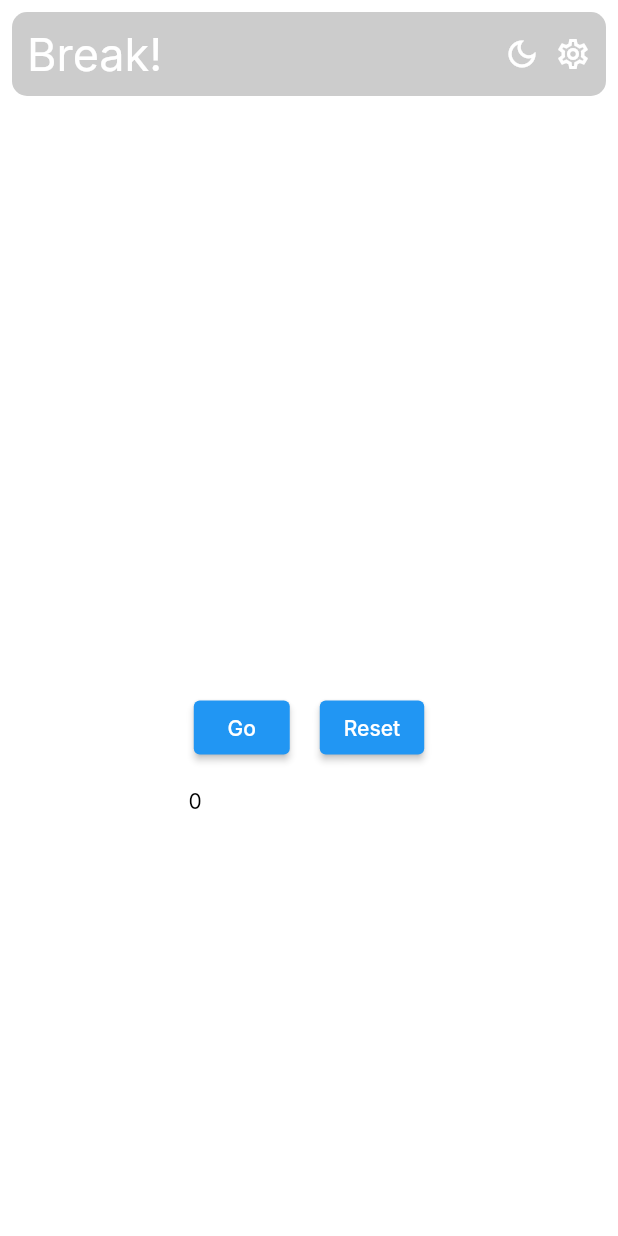
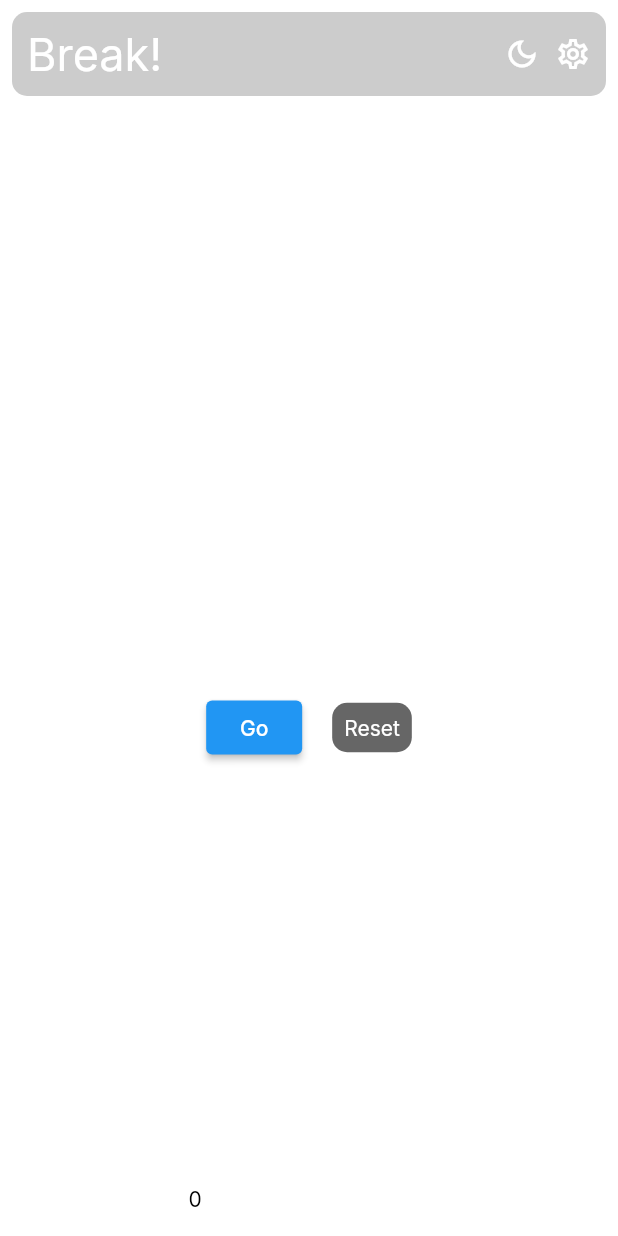
Before and after one commit to smil-thakur/pomo, a Flutter app: the screen it shows after launch, on a phone screen of 412 x 824 dp. Run offline on Flutter 3.47's test engine with Material 2 defaults, Android fonts, the phone set to English and light mode, and no system bars; our stand-ins replace google_fonts; missing offline and left inert: flutter_acrylic, window_size.

Commit message:
bottom fix

```diff
--- a/lib/screens/home_screen.dart
+++ b/lib/screens/home_screen.dart
@@ -223,22 +223,34 @@ class _HomeScreenState extends State<HomeScreen> {
                 const SizedBox(
                   width: 20,
                 ),
-                ElevatedButton(
-                  onPressed: () {
+                InkWell(
+                  onTap: () {
                     stop();
                     work = "Break!";
                     start = 0;
                     pomotime = ["00", "00"];
                     setState(() {});
                   },
+                  child: Container(
+                    decoration: BoxDecoration(
+                      color: Colors.black.withOpacity(0.6),
+                      borderRadius: BorderRadius.circular(10),
+                    ),
+                    child: Padding(
+                      padding: const EdgeInsets.all(8.0),
                       child: Text(
                         "Reset",
                         style: GoogleFonts.inter(),
                       ),
                     ),
+                  ),
+                ),
               ],
             ),
-            SizedBox(
+          ],
+        ),
+      ),
+      bottomNavigationBar: SizedBox(
         height: 50,
         child: Center(
           child: Padding(
@@ -289,8 +301,6 @@ class _HomeScreenState extends State<HomeScreen> {
               ],
             ),
           ),
-                )),
-          ],
         ),
       ),
     );
```
Lines whose indentation alone changed are shown as unchanged.
